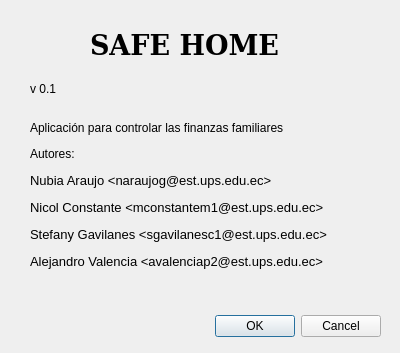
Old version of the form acerca_de.ui in the repository HailNicole/App_Finanzas.
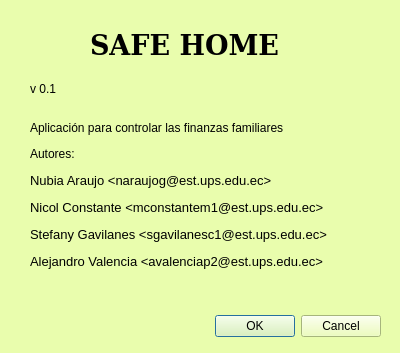
New version of the form. Icons and pictures are not drawn.

Diff of the .ui file:
```diff
--- a/acerca_de.ui
+++ b/acerca_de.ui
@@ -17,6 +17,10 @@
    <iconset resource="recursos.qrc">
     <normaloff>:/imagen/recursos/safe home.png</normaloff>:/imagen/recursos/safe home.png</iconset>
   </property>
+  <property name="styleSheet">
+   <string notr="true">background-color: rgb(217, 252, 110);
+background-color: rgb(233, 253, 173);</string>
+  </property>
   <widget class="QDialogButtonBox" name="buttonBox">
    <property name="geometry">
     <rect>
```
